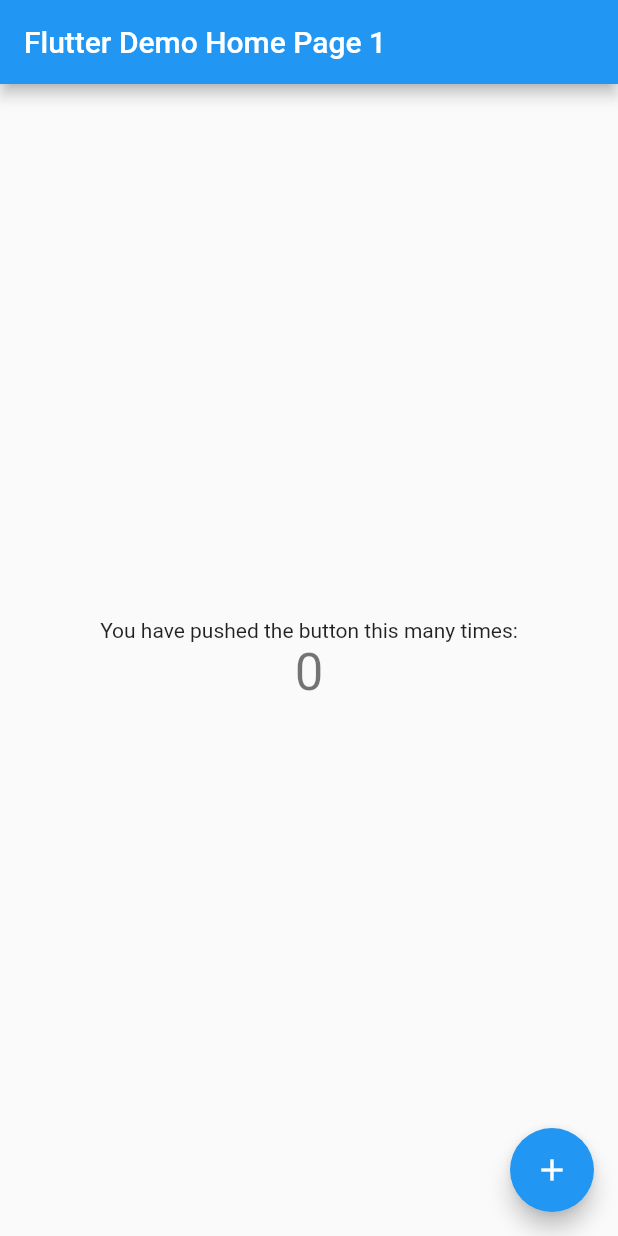
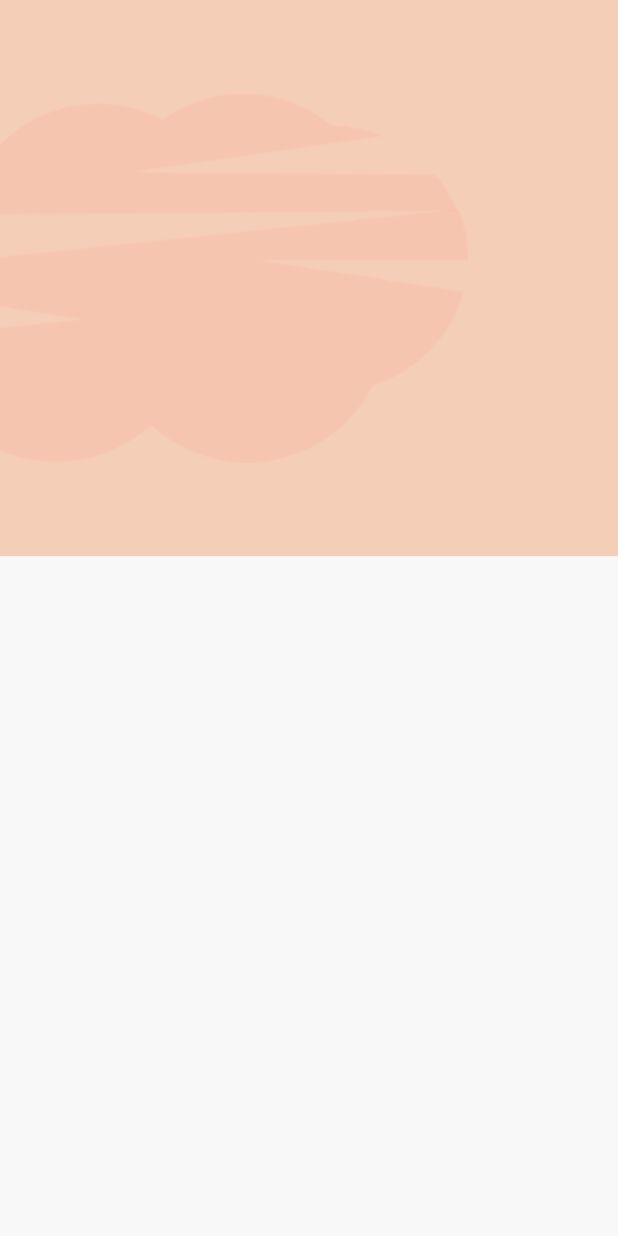
Before and after one commit to hoursing/workout-exercises-app, a Flutter app: the screen it shows after launch, on a phone screen of 412 x 824 dp. Run offline on Flutter 3.47's test engine with Material 2 defaults, Android fonts, the light colour scheme and no system bars.

Commit message:
Add header

```diff
--- a/lib/main.dart
+++ b/lib/main.dart
@@ -1,4 +1,5 @@
 import 'package:flutter/material.dart';
+import 'package:workout_daily/const.dart';
 
 void main() {
   runApp(const MyApp());
@@ -11,105 +12,40 @@
   @override
   Widget build(BuildContext context) {
     return MaterialApp(
+      debugShowCheckedModeBanner: false,
       title: 'Flutter Demo',
       theme: ThemeData(
-        // This is the theme of your application.
-        //
-        // Try running your application with "flutter run". You'll see the
-        // application has a blue toolbar. Then, without quitting the app, try
-        // changing the primarySwatch below to Colors.green and then invoke
-        // "hot reload" (press "r" in the console where you ran "flutter run",
-        // or simply save your changes to "hot reload" in a Flutter IDE).
-        // Notice that the counter didn't reset back to zero; the application
-        // is not restarted.
-        primarySwatch: Colors.blue,
+        fontFamily: "Cairo",
+        scaffoldBackgroundColor: vBacgroundColor,
+        textTheme: Theme.of(context).textTheme.apply(displayColor: vTextColor),
       ),
-      home: const MyHomePage(title: 'Flutter Demo Home Page 1'),
+      home: HomeScreen(),
     );
   }
 }
 
-class MyHomePage extends StatefulWidget {
-  const MyHomePage({Key? key, required this.title}) : super(key: key);
-
-  // This widget is the home page of your application. It is stateful, meaning
-  // that it has a State object (defined below) that contains fields that affect
-  // how it looks.
-
-  // This class is the configuration for the state. It holds the values (in this
-  // case the title) provided by the parent (in this case the App widget) and
-  // used by the build method of the State. Fields in a Widget subclass are
-  // always marked "final".
-
-  final String title;
-
-  @override
-  State<MyHomePage> createState() => _MyHomePageState();
-}
-
-class _MyHomePageState extends State<MyHomePage> {
-  int _counter = 0;
-
-  void _incrementCounter() {
-    setState(() {
-      // This call to setState tells the Flutter framework that something has
-      // changed in this State, which causes it to rerun the build method below
-      // so that the display can reflect the updated values. If we changed
-      // _counter without calling setState(), then the build method would not be
-      // called again, and so nothing would appear to happen.
-      _counter++;
-    });
-  }
-
+class HomeScreen extends StatelessWidget {
   @override
   Widget build(BuildContext context) {
-    // This method is rerun every time setState is called, for instance as done
-    // by the _incrementCounter method above.
-    //
-    // The Flutter framework has been optimized to make rerunning build methods
-    // fast, so that you can just rebuild anything that needs updating rather
-    // than having to individually change instances of widgets.
+    // This gonna give us total height and with of our device
+    var size = MediaQuery.of(context).size;
+
     return Scaffold(
-      appBar: AppBar(
-        // Here we take the value from the MyHomePage object that was created by
-        // the App.build method, and use it to set our appbar title.
-        title: Text(widget.title),
+      body: Stack(
+        children: <Widget>[
+          Container(
+            // Here the heigh of the container is 45% of our total height
+            height: size.height * .45,
+            decoration: BoxDecoration(
+              color: Color(0xFFF5CEB8),
+              image: DecorationImage(
+                alignment: Alignment.centerLeft,
+                image: AssetImage("assets/imgs/undraw_pilates_gpdb.png")
+                ),
+            ),
+          ),
+        ],
       ),
-      body: Center(
-        // Center is a layout widget. It takes a single child and positions it
-        // in the middle of the parent.
-        child: Column(
-          // Column is also a layout widget. It takes a list of children and
-          // arranges them vertically. By default, it sizes itself to fit its
-          // children horizontally, and tries to be as tall as its parent.
-          //
-          // Invoke "debug painting" (press "p" in the console, choose the
-          // "Toggle Debug Paint" action from the Flutter Inspector in Android
-          // Studio, or the "Toggle Debug Paint" command in Visual Studio Code)
-          // to see the wireframe for each widget.
-          //
-          // Column has various properties to control how it sizes itself and
-          // how it positions its children. Here we use mainAxisAlignment to
-          // center the children vertically; the main axis here is the vertical
-          // axis because Columns are vertical (the cross axis would be
-          // horizontal).
-          mainAxisAlignment: MainAxisAlignment.center,
-          children: <Widget>[
-            const Text(
-              'You have pushed the button this many times:',
-            ),
-            Text(
-              '$_counter',
-              style: Theme.of(context).textTheme.headline4,
-            ),
-          ],
-        ),
-      ),
-      floatingActionButton: FloatingActionButton(
-        onPressed: _incrementCounter,
-        tooltip: 'Increment',
-        child: const Icon(Icons.add),
-      ), // This trailing comma makes auto-formatting nicer for build methods.
     );
   }
 }
```
Also changed, not shown: pubspec.yaml (+14 -9 lines), pubspec.lock.
